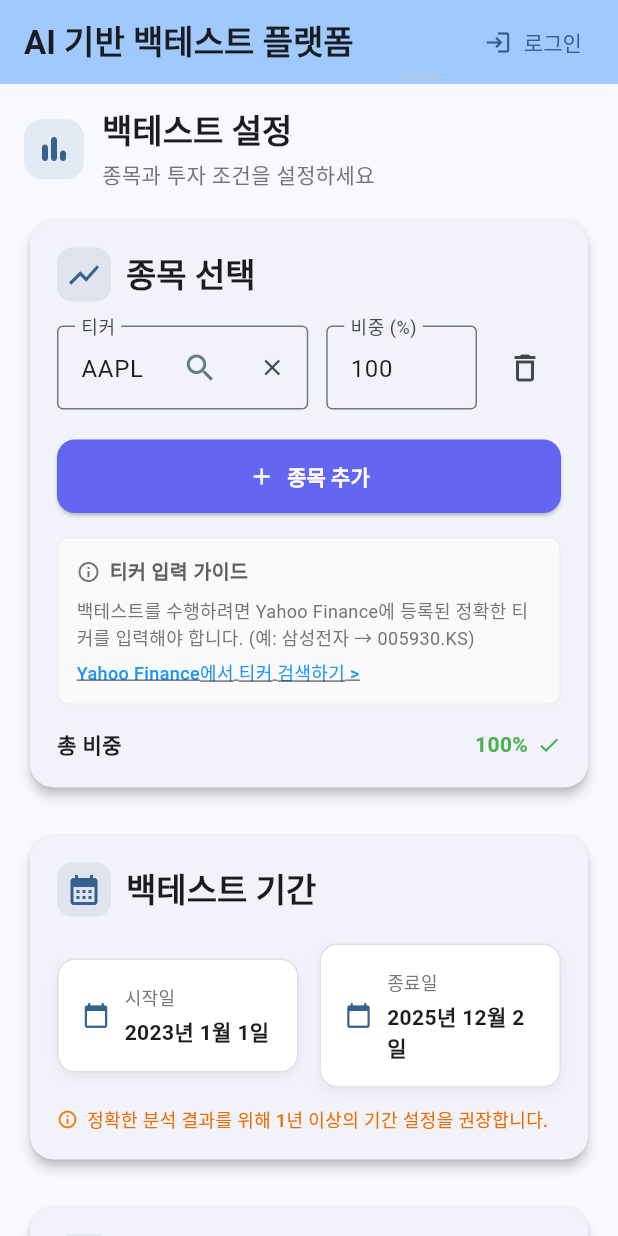
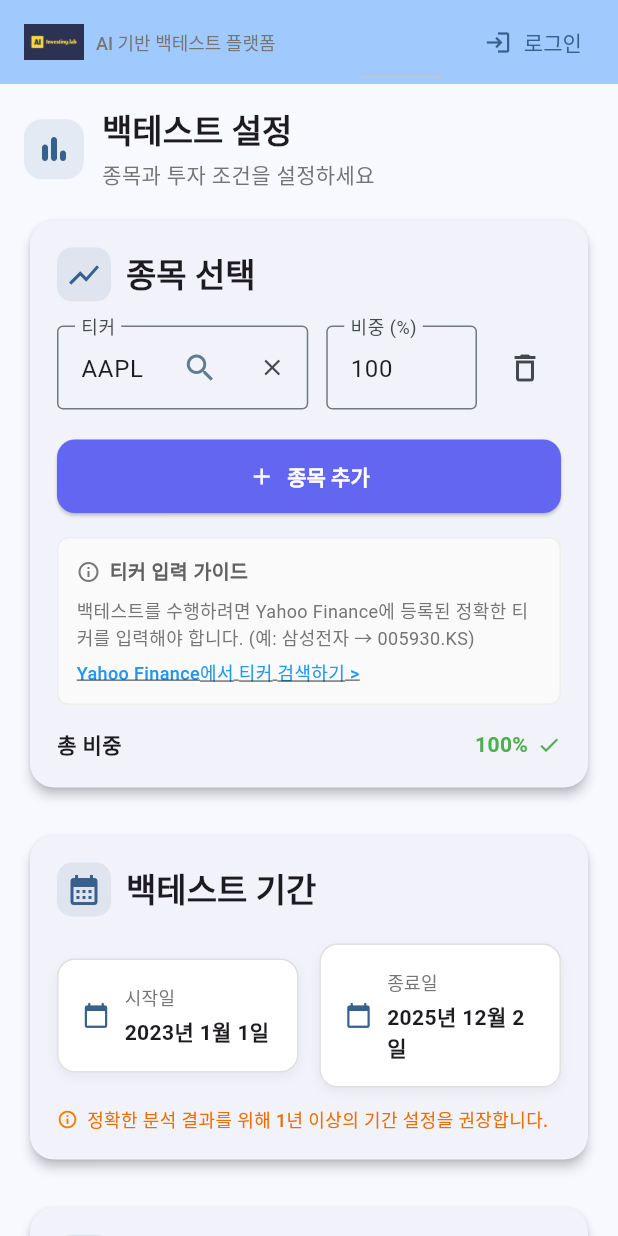
Before and after one commit to dongchan21/fsp_project_client, a Flutter app: the screen it shows after launch, on a phone screen of 412 x 824 dp. Run offline on Flutter 3.47's test engine with Material 3 defaults, Android fonts, the phone set to English and light mode, and no system bars; our stand-ins replace fl_chart, flutter_dotenv, flutter_secure_storage; Roboto replaces fonts that are missing (Pretendard).

Commit message:
Add branding, backtest history UI, post deletion, and refactor utils

```diff
--- a/lib/main.dart
+++ b/lib/main.dart
@@ -22,7 +22,7 @@ class MyApp extends StatelessWidget {
         ChangeNotifierProvider(create: (_) => AuthProvider()),
       ],
       child: MaterialApp(
-        title: 'FSP 클라이언트',
+        title: 'investing.lab',
         theme: ThemeData(
           colorScheme: ColorScheme.fromSeed(seedColor: Colors.blue),
           useMaterial3: true,
--- a/lib/screens/home_screen.dart
+++ b/lib/screens/home_screen.dart
@@ -3,10 +3,13 @@ import 'package:flutter/material.dart';
 import 'package:intl/intl.dart';
 import 'package:provider/provider.dart';
 import 'package:url_launcher/url_launcher.dart';
+import '../utils/format_utils.dart';
+import '../utils/date_utils.dart';
 import '../services/portfolio_provider.dart';
 import '../services/stock_search_service.dart';
 import '../providers/auth_provider.dart';
 import 'backtest_result_screen.dart';
+import 'backtest_history_screen.dart';
 import 'login_screen.dart';
 import 'board/board_list_screen.dart';
 
@@ -69,48 +72,6 @@ class _HomeScreenState extends State<HomeScreen> {
   });
 }
 
-  String _formatKoreanAmount(double amount) {
-    if (amount <= 0) return '0원';
-    final n = amount.round();
-    final eok = n ~/ 100000000; // 억
-    final man = (n % 100000000) ~/ 10000; // 만원
-    String out = '';
-    if (eok > 0) out += '${eok}억';
-    if (man > 0) {
-      if (out.isNotEmpty) out += ' ';
-      out += '${man}만원';
-    }
-    if (out.isEmpty) out = '0원';
-    if (out.endsWith('억')) out += '원';
-    return out;
-  }
-
-  // Compact: 150,000,000 => 1.5억, 12,000,000 => 1200만원, 1,234,000,000 => 12.34억
-  String _formatKoreanAmountCompact(double amount) {
-    if (amount <= 0) return '0원';
-    final n = amount.round();
-    final eok = n / 100000000.0; // 억 단위 실수
-    if (eok >= 1) {
-      // Show up to 2 decimals but trim trailing zeros
-      String s = eok.toStringAsFixed(eok >= 10 ? 2 : 2); // uniform 2 decimals
-      s = s.replaceAll(RegExp(r'\.0+'), '');
-      // Manual trim of trailing zeros and dot
-      while (s.contains('.') && (s.endsWith('0'))) {
-        s = s.substring(0, s.length - 1);
-      }
-      if (s.endsWith('.')) s = s.substring(0, s.length - 1);
-      return s + '억';
-    } else {
-      final man = n / 10000.0; // 만원 단위
-      String s = man.toStringAsFixed(man >= 100 ? 0 : (man >= 10 ? 1 : 2));
-      return s + '만원';
-    }
-  }
-
-  int _diffMonths(DateTime start, DateTime end) {
-    return (end.year - start.year) * 12 + (end.month - start.month) + 1; // inclusive month count
-  }
-
   @override
   void dispose() {
     for (final c in _symbolControllers) { c.dispose(); }
@@ -130,9 +91,19 @@ class _HomeScreenState extends State<HomeScreen> {
         appBar: AppBar(
           title: Row(
             children: [
-              const Text(
+              Image.asset(
+                'assets/logo.png',
+                height: 24,
+                errorBuilder: (context, error, stackTrace) => const Icon(Icons.bar_chart_rounded),
+              ),
+              const SizedBox(width: 8),
+              Text(
                 'AI 기반 백테스트 플랫폼',
-                style: TextStyle(fontWeight: FontWeight.bold),
+                style: TextStyle(
+                  fontSize: 12,
+                  color: Colors.grey[600],
+                  fontWeight: FontWeight.w500,
+                ),
               ),
               const Spacer(),
               Expanded(
@@ -154,6 +125,16 @@ class _HomeScreenState extends State<HomeScreen> {
           backgroundColor: Theme.of(context).colorScheme.inversePrimary,
           actions: [
             if (authProvider.isLoggedIn) ...[
+              IconButton(
+                icon: const Icon(Icons.history),
+                tooltip: '백테스트 히스토리',
+                onPressed: () {
+                  Navigator.push(
+                    context,
+                    MaterialPageRoute(builder: (_) => const BacktestHistoryScreen()),
+                  );
+                },
+              ),
               Center(
                 child: Text(
                   '${authProvider.user?['nickname'] ?? '사용자'}님',
@@ -600,16 +581,16 @@ class _HomeScreenState extends State<HomeScreen> {
                 ),
               ],
               const SizedBox(height: 8),
-              Text('총액: ${_formatKoreanAmount(provider.initialCapital)}', style: const TextStyle(fontWeight: FontWeight.w600)),
+              Text('총액: ${formatKoreanAmount(provider.initialCapital)}', style: const TextStyle(fontWeight: FontWeight.w600)),
               if (provider.useDca) ...[
                 const SizedBox(height: 4),
-                Text('월 적립금: ${_formatKoreanAmount(provider.dcaAmount)}', style: const TextStyle(fontWeight: FontWeight.w600)),
+                Text('월 적립금: ${formatKoreanAmount(provider.dcaAmount)}', style: const TextStyle(fontWeight: FontWeight.w600)),
               ],
               const SizedBox(height: 4),
               Builder(builder: (_) {
-                final months = _diffMonths(provider.startDate, provider.endDate);
+                final months = diffMonths(provider.startDate, provider.endDate);
                 final totalInvested = provider.initialCapital + (provider.useDca ? provider.dcaAmount * months : 0);
-                final compact = _formatKoreanAmountCompact(totalInvested);
+                final compact = formatKoreanAmountCompact(totalInvested);
                 return Text('총 투자 규모 (기간 반영): $compact', style: const TextStyle(fontWeight: FontWeight.bold));
               }),
             ],
--- /dev/null
+++ b/lib/utils/date_utils.dart
@@ -0,0 +1,3 @@
+int diffMonths(DateTime start, DateTime end) {
+  return (end.year - start.year) * 12 + (end.month - start.month) + 1; // inclusive month count
+}
--- /dev/null
+++ b/lib/utils/format_utils.dart
@@ -0,0 +1,37 @@
+String formatKoreanAmount(double amount) {
+  if (amount <= 0) return '0원';
+  final n = amount.round();
+  final eok = n ~/ 100000000; // 억
+  final man = (n % 100000000) ~/ 10000; // 만원
+  String out = '';
+  if (eok > 0) out += '${eok}억';
+  if (man > 0) {
+    if (out.isNotEmpty) out += ' ';
+    out += '${man}만원';
+  }
+  if (out.isEmpty) out = '0원';
+  if (out.endsWith('억')) out += '원';
+  return out;
+}
+
+// Compact: 150,000,000 => 1.5억, 12,000,000 => 1200만원, 1,234,000,000 => 12.34억
+String formatKoreanAmountCompact(double amount) {
+  if (amount <= 0) return '0원';
+  final n = amount.round();
+  final eok = n / 100000000.0; // 억 단위 실수
+  if (eok >= 1) {
+    // Show up to 2 decimals but trim trailing zeros
+    String s = eok.toStringAsFixed(eok >= 10 ? 2 : 2); // uniform 2 decimals
+    s = s.replaceAll(RegExp(r'\.0+'), '');
+    // Manual trim of trailing zeros and dot
+    while (s.contains('.') && (s.endsWith('0'))) {
+      s = s.substring(0, s.length - 1);
+    }
+    if (s.endsWith('.')) s = s.substring(0, s.length - 1);
+    return s + '억';
+  } else {
+    final man = n / 10000.0; // 만원 단위
+    String s = man.toStringAsFixed(man >= 100 ? 0 : (man >= 10 ? 1 : 2));
+    return s + '만원';
+  }
+}
--- a/pubspec.yaml
+++ b/pubspec.yaml
@@ -77,6 +77,7 @@ flutter:
   assets:
     - assets/fonts/
     - assets/.env
+    - assets/logo.png
 
   fonts:
     - family: Pretendard
```
Also changed, not shown: lib/screens/backtest_history_screen.dart (added, +126 -0 lines), lib/screens/board/board_list_screen.dart (+5 -2 lines), lib/screens/board/post_detail_screen.dart (+60 -0 lines), lib/services/api_service.dart (+32 -1 lines), lib/services/board_client_service.dart (+18 -0 lines), assets/logo.png (added), 3 other files.
